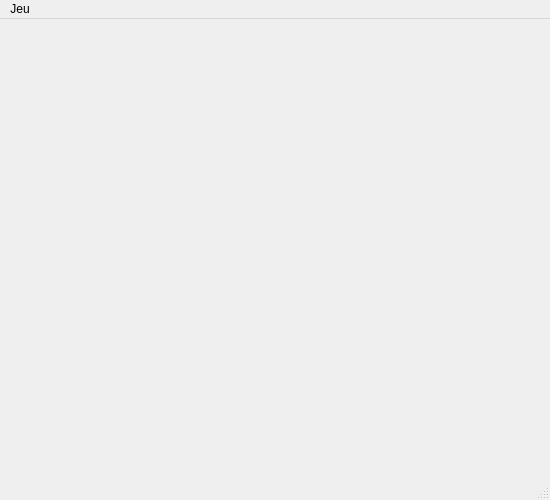
The window that QTCyberSerpent/qtcyberserpent.ui (Zilmerx/QTCyberSerpent) describes before a commit, drawn with Qt 5.
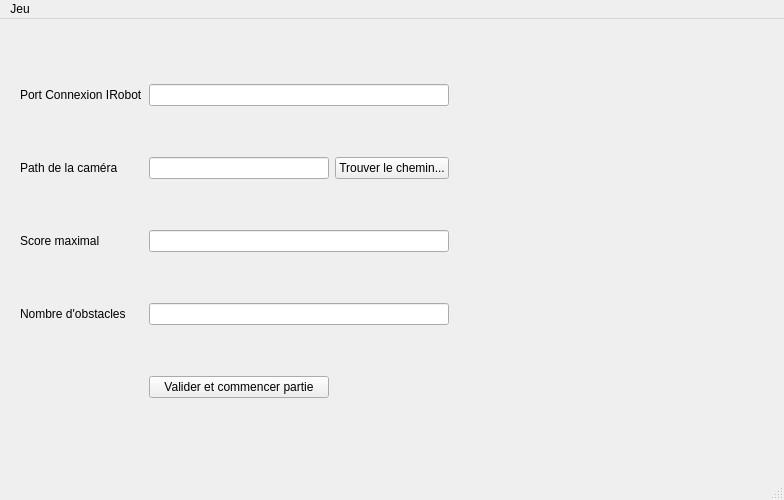
The same window after the commit.

Diff of the .ui file:
```diff
--- a/QTCyberSerpent/qtcyberserpent.ui
+++ b/QTCyberSerpent/qtcyberserpent.ui
@@ -6,20 +6,91 @@
    <rect>
     <x>0</x>
     <y>0</y>
-    <width>550</width>
+    <width>784</width>
     <height>500</height>
    </rect>
   </property>
   <property name="windowTitle">
    <string>QTCyberSerpent</string>
   </property>
-  <widget class="QWidget" name="centralWidget"/>
+  <widget class="QWidget" name="centralWidget">
+   <widget class="QWidget" name="gridLayoutWidget">
+    <property name="geometry">
+     <rect>
+      <x>9</x>
+      <y>9</y>
+      <width>451</width>
+      <height>431</height>
+     </rect>
+    </property>
+    <layout class="QGridLayout" name="LayoutOptions">
+     <item row="1" column="0">
+      <widget class="QLabel" name="label_CameraPath">
+       <property name="text">
+        <string>Path de la caméra</string>
+       </property>
+      </widget>
+     </item>
+     <item row="1" column="1">
+      <widget class="QLineEdit" name="lineEdit_CameraPath">
+       <property name="contextMenuPolicy">
+        <enum>Qt::PreventContextMenu</enum>
+       </property>
+      </widget>
+     </item>
+     <item row="2" column="0">
+      <widget class="QLabel" name="label_MaxScore">
+       <property name="text">
+        <string>Score maximal</string>
+       </property>
+      </widget>
+     </item>
+     <item row="3" column="0">
+      <widget class="QLabel" name="label_NbObstacles">
+       <property name="text">
+        <string>Nombre d'obstacles</string>
+       </property>
+      </widget>
+     </item>
+     <item row="0" column="0">
+      <widget class="QLabel" name="label_PortConnexion">
+       <property name="text">
+        <string>Port Connexion IRobot</string>
+       </property>
+      </widget>
+     </item>
+     <item row="3" column="1" colspan="2">
+      <widget class="QLineEdit" name="lineEdit_NbObstacles"/>
+     </item>
+     <item row="2" column="1" colspan="2">
+      <widget class="QLineEdit" name="lineEdit_MaxScore"/>
+     </item>
+     <item row="1" column="2">
+      <widget class="QPushButton" name="pushButton_FileFinder">
+       <property name="text">
+        <string>Trouver le chemin...</string>
+       </property>
+      </widget>
+     </item>
+     <item row="0" column="1" colspan="2">
+      <widget class="QLineEdit" name="lineEdit_PortConnexion"/>
+     </item>
+     <item row="4" column="1">
+      <widget class="QPushButton" name="pushButton_ValiderInfos">
+       <property name="text">
+        <string>Valider et commencer partie</string>
+       </property>
+      </widget>
+     </item>
+    </layout>
+   </widget>
+  </widget>
   <widget class="QMenuBar" name="menuBar">
    <property name="geometry">
     <rect>
      <x>0</x>
      <y>0</y>
-     <width>550</width>
+     <width>784</width>
      <height>21</height>
     </rect>
    </property>
```
Left out of the diff: 7 changed lines with no effect on the pictures.
